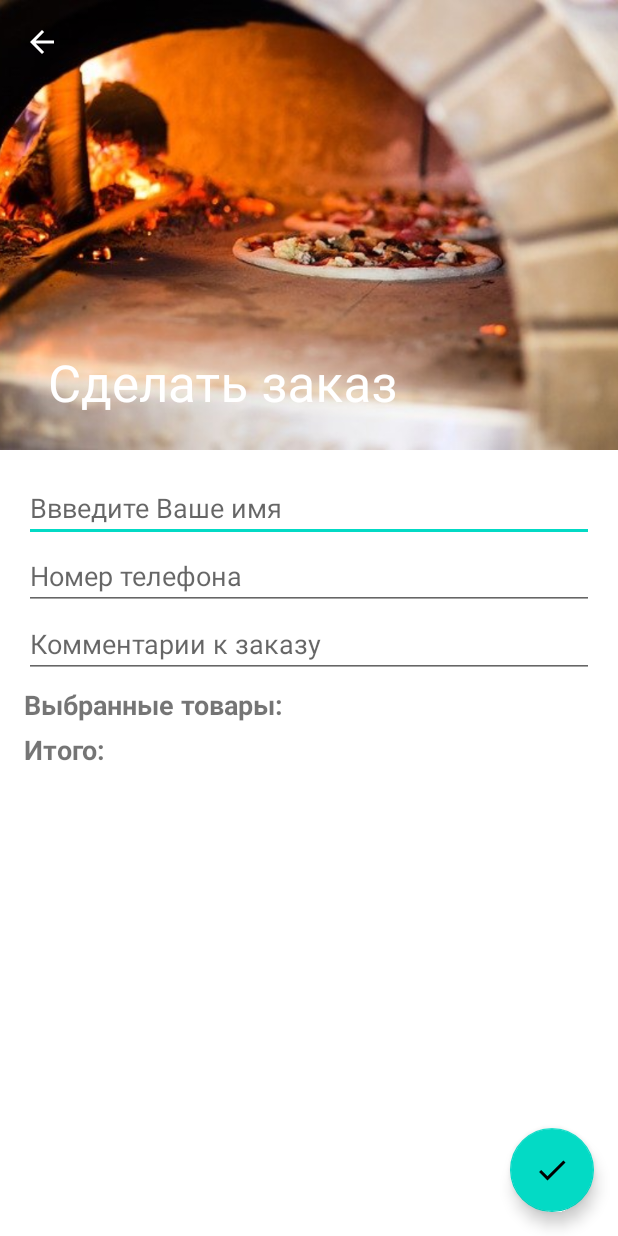
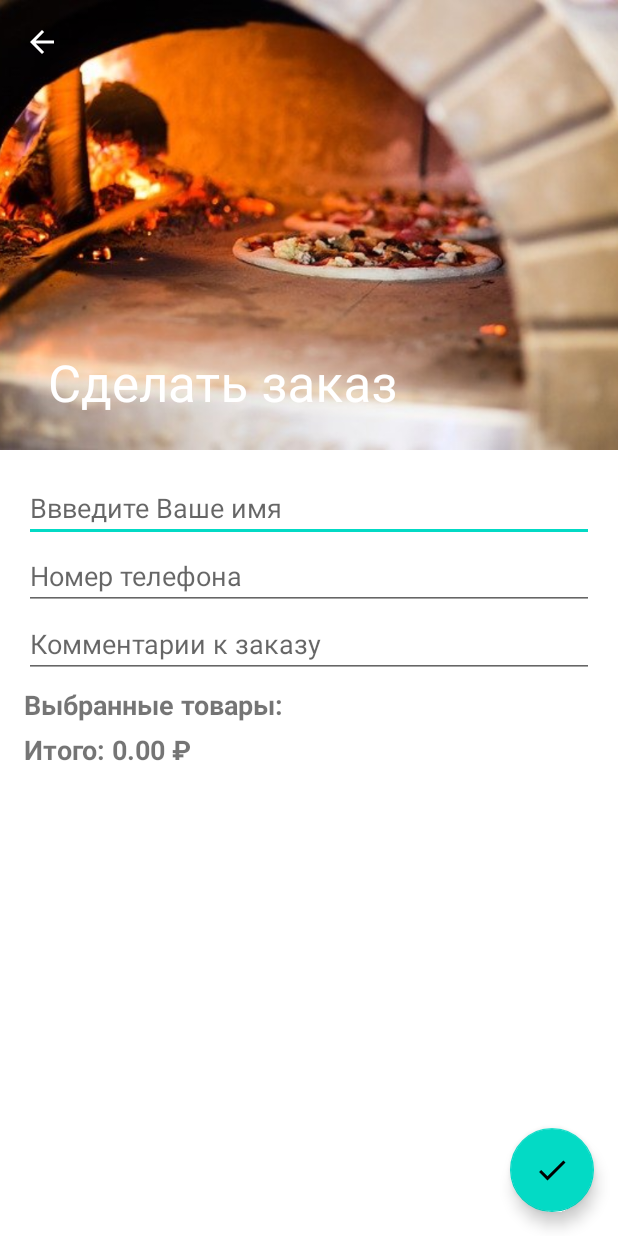
Before and after one commit to Ephemerayne/Nyx.PizzaApp, an Android app: the OrderActivity screen opened directly, with no data from a screen before it, on a phone screen of 412 x 824 dp. Run offline under Robolectric (Android 15) with nearby library versions, the phone set to English and light mode, and no system bars; our stand-ins replace Picasso, Room's generated code, RxJava, Shimmer; network calls fail; pictures from the network do not load.

Commit message:
added sumSelectedProductsPrices in ViewModel and textview for sum in OrderActivity

```diff
--- a/app/src/main/java/space/lala/nyxpizzaapp/ui/activityorder/OrderActivity.java
+++ b/app/src/main/java/space/lala/nyxpizzaapp/ui/activityorder/OrderActivity.java
@@ -17,6 +17,7 @@ import space.lala.nyxpizzaapp.CartProductListener;
 import space.lala.nyxpizzaapp.CartProductsAdapter;
 import space.lala.nyxpizzaapp.R;
 import space.lala.nyxpizzaapp.model.Product;
+import space.lala.nyxpizzaapp.utils.PriceFormatter;
 
 
 public class OrderActivity extends AppCompatActivity implements CartProductListener {
@@ -27,6 +28,7 @@ public class OrderActivity extends AppCompatActivity implements CartProductListe
     private EditText phone;
     private EditText details;
     private TextView cartSum;
+    private Product product;
 
     @Override
     protected void onCreate(Bundle savedInstanceState) {
@@ -54,6 +56,8 @@ public class OrderActivity extends AppCompatActivity implements CartProductListe
         viewModel = ViewModelProviders.of(this).get(OrderActivityViewModel.class);
         viewModel.getSelectedProducts().observe(this, cartProducts -> {
             adapter.setSelectedProducts(cartProducts);
+            cartSum.setText(getResources().getString(
+                    R.string.sum, PriceFormatter.format(viewModel.sumSelectedProductsPrices(cartProducts))));
         });
     }
 
@@ -61,7 +65,6 @@ public class OrderActivity extends AppCompatActivity implements CartProductListe
     public void addRemoveQuantityOfProduct(Product product) {
         viewModel.update(product);
     }
-
 
 //    public void onClickDone(View view) {
 //        CharSequence text = "Ваш заказ был отправлен!";
--- a/app/src/main/java/space/lala/nyxpizzaapp/ui/activityorder/OrderActivityViewModel.java
+++ b/app/src/main/java/space/lala/nyxpizzaapp/ui/activityorder/OrderActivityViewModel.java
@@ -28,4 +28,10 @@ public class OrderActivityViewModel extends AndroidViewModel {
     public void update(Product product) {
         repository.update(product);
     }
+
+    public double sumSelectedProductsPrices(List<Product> cartProducts) {
+        return cartProducts.stream()
+                .mapToDouble(product -> product.getPrice() * product.getQuantityOfSelectedProduct())
+                .sum();
+    }
 }
--- a/app/src/main/res/values/strings.xml
+++ b/app/src/main/res/values/strings.xml
@@ -25,7 +25,7 @@
     <string name="add_order">Добавить к заказу</string>
     <string name="user_add_products">Выбранные товары</string>
     <string name="select_products">Выбранные товары:</string>
-    <string name="sum">Итого:</string>
+    <string name="sum">Итого: %s ₽</string>
     <string name="button_remove_product">Убрать из заказа</string>
     <string name="button_add_product">Добавить к заказу</string>
     <string name="snackbar_add_product">Товар добавлен в корзину!</string>
```
